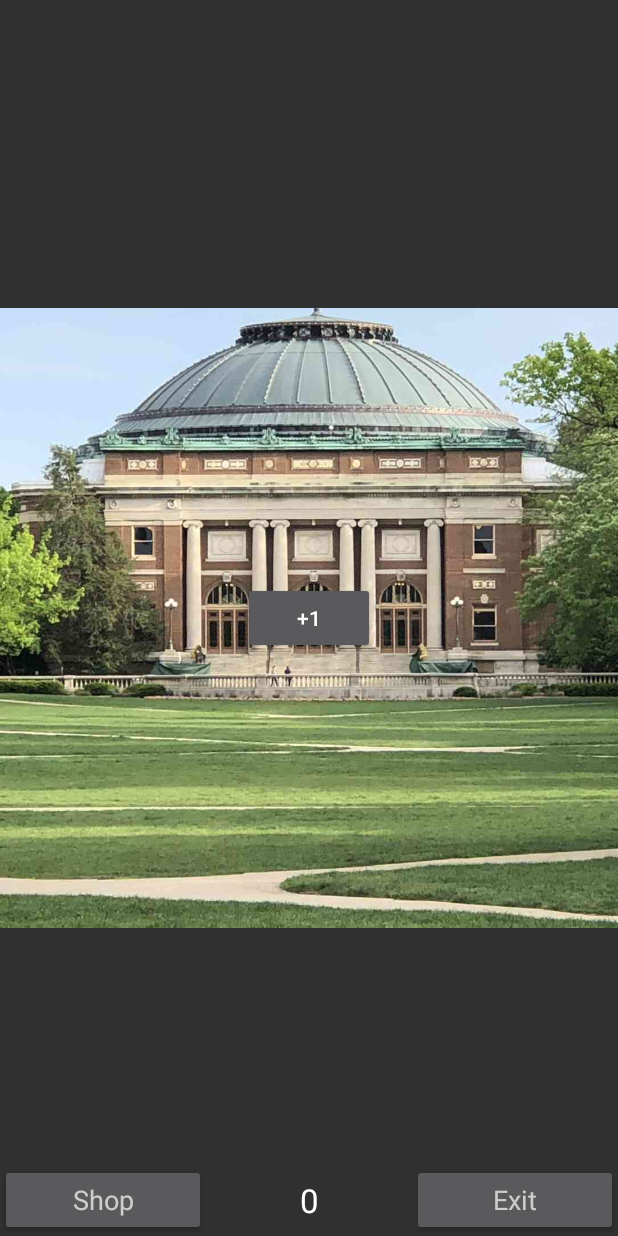
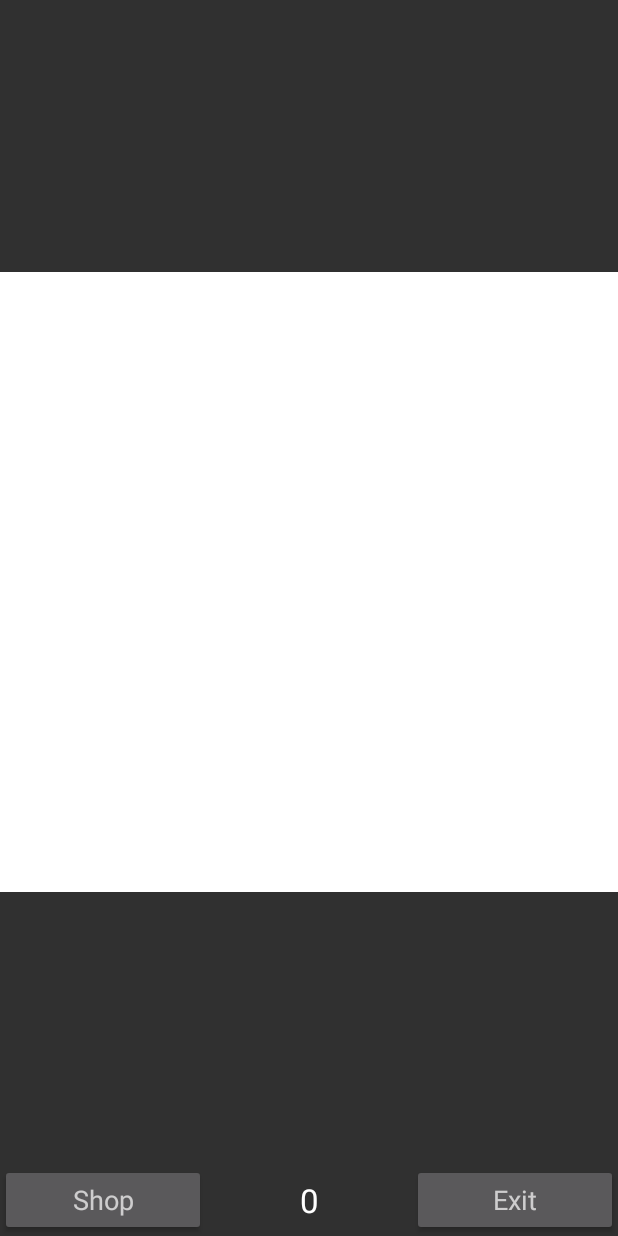
Before and after one commit to neelabh2/Shovel_Snow, an Android app: the screen it shows after launch (GameActivity), after a tap on "Start", on a phone screen of 412 x 824 dp. Run offline under Robolectric (Android 15) with nearby library versions, the phone set to English and light mode, and no system bars.

Commit message:
Game Functional

```diff
--- a/app/src/main/java/com/example/shovelsnow/Background.java
+++ b/app/src/main/java/com/example/shovelsnow/Background.java
@@ -1,6 +1,23 @@
 package com.example.shovelsnow;
 
+import android.graphics.Bitmap;
+
 public class Background extends ShopItem {
+
+    /**
+     * The resource file containing the image of the background.
+     */
+    private int resource;
+
+    /**
+     * How much effort it takes to clear this snow.
+     */
+    private int snowFall;
+
+    /**
+     * The snow overlay for this background.
+     */
+    private Snow snow;
 
     /**
      * Creates a new background.
@@ -8,9 +25,44 @@ public class Background extends ShopItem {
      * @param setDescription the background's description.
      * @param setPrice the background's price.
      * @param setState the background's state.
+     * @param setResource the resource file containing the image of
+     *                    the background.
+     * @param setSnow how difficult it will be to clear the snow.
      */
-    public Background(final String setName, final String setDescription,
-                  final int setPrice, final int setState) {
+    Background(final String setName, final String setDescription,
+                      final int setPrice, final int setState,
+                      final int setResource, final int setSnow) {
         super(setName, setDescription, setPrice, setState);
+        resource = setResource;
+        snowFall = setSnow;
+    }
+
+    /**
+     * Sets the bitmap of the backround and creates the snow.
+     * @param setBitmap the bitmap of the backround.
+     */
+    public void setBitmap(final Bitmap setBitmap) {
+        snow = new Snow(setBitmap);
+    }
+
+    /**
+     * @return the resource file containing the image of the background.
+     */
+    public int getResource() {
+        return resource;
+    }
+
+    /**
+     * @return the shoveling difficulty of this backround.
+     */
+    public int getSnowFall() {
+        return snowFall;
+    }
+
+    /**
+     * @return the snow of this bitmap.
+     */
+    public Snow getSnow() {
+        return snow;
     }
 }
--- a/app/src/main/java/com/example/shovelsnow/GameActivity.java
+++ b/app/src/main/java/com/example/shovelsnow/GameActivity.java
@@ -7,12 +7,9 @@ import android.graphics.Bitmap;
 import android.graphics.BitmapFactory;
 import android.media.MediaPlayer;
 import android.os.Bundle;
-import android.view.View;
 import android.widget.Button;
 import android.widget.ImageView;
 import android.widget.TextView;
-
-import static com.example.shovelsnow.ShopActivity.BACKGROUNDS;
 
 /**
  * Displays and allows the user to play the game.
@@ -32,6 +29,16 @@ public class GameActivity extends AppCompatActivity {
     private TextView scoreText;
 
     /**
+     * The ImageView that displays the background.
+     */
+    private ImageView background;
+
+    /**
+     * The ImageView that displays the snow.
+     */
+    private ImageView snow;
+
+    /**
      * Called by android when this activity is created.
      * @param savedInstanceState unused.
      */
@@ -40,33 +47,22 @@ public class GameActivity extends AppCompatActivity {
         super.onCreate(savedInstanceState);
         setContentView(R.layout.activity_game);
 
-        // Setup gameButton, shopButton, exitButton, and scoreText.
-        Button gameButton = findViewById(R.id.gameButton);
+        // Setup shopButton, exitButton, scoreText, and background.
         Button shopButton = findViewById(R.id.shopButton);
         Button exitButton = findViewById(R.id.exitButton);
         scoreText = findViewById(R.id.scoreText);
+        background = findViewById(R.id.backgroundImage);
 
         // Set onClickListeners for all buttons.
-        gameButton.setOnClickListener(unused -> gameButtonClicked());
         shopButton.setOnClickListener(unused -> shopButtonClicked());
         exitButton.setOnClickListener(unused -> exitButtonClicked());
 
-
+        //Setup the snow ImageView and its listeners.
+        snow = findViewById(R.id.snowImage);
+        snow.setOnClickListener(unused -> snowClicked());
 
         // Call updateUI to set initial UI.
         updateUI();
-
-        //switch this to whatever you call the snow ImageView
-        ImageView snow = findViewById(R.id.backgroundImage);
-
-        snow.setOnClickListener(new View.OnClickListener() {
-
-            @Override
-            public void onClick(final View v) {
-                MediaPlayer shovelSound = MediaPlayer.create(GameActivity.this, R.raw.snowshovel1);
-                shovelSound.start();
-            }
-        });
     }
 
     /**
@@ -104,31 +100,27 @@ public class GameActivity extends AppCompatActivity {
      * Updates the GameActivity UI.
      */
     private void updateUI() {
+        //Update the score.
         scoreText.setText(Integer.toString(score));
-        //change the background Image
-        ImageView background = findViewById(R.id.backgroundImage);
-        //make a list of background images
 
-        //one of these images is too large!
-        Integer[] listOfImages = {R.drawable.uiucbackground, R.drawable.cs125background, R.drawable.geoffbackground};
-
-        int index = 0;
-        for (Background backgroundItem : BACKGROUNDS) {
-            if (backgroundItem.getState() == ItemStatusID.EQUIPPED) {
-                Bitmap bImage = BitmapFactory.decodeResource(this.getResources(), listOfImages[index]);
-                background.setImageBitmap(bImage);
-                break;
-            }
-            index++;
-        }
+        //Change the background.
+        Bitmap bImage = BitmapFactory.decodeResource(this.getResources(),
+                ShopActivity.getBackroundResource());
+        background.setImageBitmap(bImage);
+        snow.setImageBitmap(ShopActivity.getSnowBitmap());
+        snow.setAlpha(ShopActivity.getSnowAlpha());
     }
 
     /**
-     * Increases score by the amount specified in ShopActivity when gameButton
-     * is clicked.
+     * Increases score and removes snow from the UI
+     * when the snow ImageView is clicked.
      */
-    private void gameButtonClicked() {
+    private void snowClicked() {
         score += ShopActivity.getPower();
+        MediaPlayer shovelSound = MediaPlayer.create(GameActivity.this,
+                R.raw.snowshovel1);
+        shovelSound.start();
+        ShopActivity.shovelSnow();
         updateUI();
     }
 
--- a/app/src/main/java/com/example/shovelsnow/MainActivity.java
+++ b/app/src/main/java/com/example/shovelsnow/MainActivity.java
@@ -3,6 +3,8 @@ package com.example.shovelsnow;
 import androidx.appcompat.app.AppCompatActivity;
 
 import android.content.Intent;
+import android.graphics.Bitmap;
+import android.graphics.BitmapFactory;
 import android.media.MediaPlayer;
 import android.os.Bundle;
 import android.widget.Button;
@@ -37,10 +39,14 @@ public class MainActivity extends AppCompatActivity {
         startButton.setOnClickListener(unused -> startButtonClicked());
         optionsButton.setOnClickListener(unused -> optionsButtonClicked());
 
-        //not sure why I can't reference R.raw
-
+        // Create the game music.
         titleMusic = MediaPlayer.create(this, R.raw.bensoundthelounge);
         titleMusic.start();
+
+        //Setup the bitmaps for the backgrounds and snow.
+        for (Background background : ShopActivity.getBackgrounds()) {
+            background.setBitmap(getBitmap(background.getResource()));
+        }
     }
 
     /**
@@ -56,4 +62,12 @@ public class MainActivity extends AppCompatActivity {
     private void optionsButtonClicked() {
         startActivity(new Intent(this, OptionsActivity.class));
     }
+
+    /**
+     * @param resource An image resource.
+     * @return The bitmap of that image resource.
+     */
+    private Bitmap getBitmap(final int resource) {
+        return BitmapFactory.decodeResource(this.getResources(), resource);
+    }
 }
--- a/app/src/main/java/com/example/shovelsnow/ShopActivity.java
+++ b/app/src/main/java/com/example/shovelsnow/ShopActivity.java
@@ -1,5 +1,6 @@
 package com.example.shovelsnow;
 
+import android.graphics.Bitmap;
 import android.os.Bundle;
 import android.view.View;
 import android.widget.Button;
@@ -31,11 +32,6 @@ public class ShopActivity extends AppCompatActivity {
     private LinearLayout backgroundsList;
 
     /**
-     * The user's current shoveling power.
-     */
-    private static int power = 1;
-
-    /**
      * An array of the shovels listed in the shop.
      */
     private static final Shovel[] SHOVELS = {
@@ -52,14 +48,24 @@ public class ShopActivity extends AppCompatActivity {
     /**
      * An array of the backgrounds listed in the shop.
      */
-    public static final Background[] BACKGROUNDS = {
+    private static final Background[] BACKGROUNDS = {
             new Background("The Quad", "x1 snowfall",
-                    0, 2),
+                    0, 2, R.drawable.uiucbackground, 1),
             new Background("CS 125", "x10 snowfall",
-                    100, 0),
+                    100, 0, R.drawable.cs125background, 10),
             new Background("Challen", "x100 snowfall",
-                    10000, 0)
+                    10000, 0, R.drawable.geoffbackground, 100)
     };
+
+    /**
+     * The user's current shovel.
+     */
+    private static Shovel currentShovel = SHOVELS[0];
+
+    /**
+     * The current game background.
+     */
+    private static Background currentBackground = BACKGROUNDS[0];
 
     /**
      * Called by android when this activity is created.
@@ -89,7 +95,43 @@ public class ShopActivity extends AppCompatActivity {
      * @return the current shovel power.
      */
     public static int getPower() {
-        return power;
+        return currentShovel.getShovelPower();
+    }
+
+    /**
+     * @return the current background resource file.
+     */
+    public static int getBackroundResource() {
+        return currentBackground.getResource();
+    }
+
+    /**
+     * @return the current snow bitmap.
+     */
+    public static Bitmap getSnowBitmap() {
+        return currentBackground.getSnow().getBitmap();
+    }
+
+    /**
+     * @return the current snow alpha level.
+     */
+    public static int getSnowAlpha() {
+        return currentBackground.getSnow().getAlpha();
+    }
+
+    /**
+     * Reduces the alpha level of the snow.
+     */
+    public static void shovelSnow() {
+        currentBackground.getSnow().shovelSnow(currentShovel.getShovelPower(),
+                currentBackground.getSnowFall());
+    }
+
+    /**
+     * @return the list of backgrounds.
+     */
+    public static Background[] getBackgrounds() {
+        return BACKGROUNDS;
     }
 
     /**
@@ -129,7 +171,7 @@ public class ShopActivity extends AppCompatActivity {
             } else if (shovel.getState() == ItemStatusID.EQUIPPED) {
                 buyButton.setText("In Use");
                 //Set the current shovel power.
-                power = shovel.getShovelPower();
+                currentShovel = shovel;
             }
 
             //Add the shovelChunk to the shovelsList.
@@ -159,6 +201,8 @@ public class ShopActivity extends AppCompatActivity {
                         equipButtonClicked(background));
             } else if (background.getState() == ItemStatusID.EQUIPPED) {
                 buyButton.setText("In Use");
+                //Set the current background resource file.
+                currentBackground = background;
             }
 
             //Add the background chunk to the backgroundsList.
--- a/app/src/main/java/com/example/shovelsnow/Shovel.java
+++ b/app/src/main/java/com/example/shovelsnow/Shovel.java
@@ -15,7 +15,7 @@ public class Shovel extends ShopItem {
      * @param setState the shovel's state.
      * @param setShovelPower the shovel's power.
      */
-    public Shovel(final String setName, final String setDescription,
+    Shovel(final String setName, final String setDescription,
                   final int setPrice, final int setState,
                   final int setShovelPower) {
         super(setName, setDescription, setPrice, setState);
--- /dev/null
+++ b/app/src/main/java/com/example/shovelsnow/Snow.java
@@ -0,0 +1,64 @@
+package com.example.shovelsnow;
+
+import android.graphics.Bitmap;
+import android.graphics.Color;
+
+/**
+ * Class for handling the snow overlay and clicking to shovel snow.
+ */
+public class Snow {
+
+    /**
+     * The background bitmap for this snow overlay.
+     */
+    private Bitmap background;
+
+    /**
+     * The bitmap for this snow overlay.
+     */
+    private Bitmap bitmap;
+
+    /**
+     * The alpha level of this snow.
+     */
+    private int alpha = 255;
+
+    /**
+     * Creates a new bitmap for the snow overlay for a particular background.
+     * @param setBackground the background for this snow overlay.
+     */
+    Snow(final Bitmap setBackground) {
+        background = setBackground;
+
+        // Create the bitmap.
+        int width = background.getWidth();
+        int height = background.getHeight();
+        bitmap = Bitmap.createBitmap(width, height, Bitmap.Config.ARGB_8888);
+        bitmap.eraseColor(Color.WHITE);
+    }
+
+    /**
+     * @return the bitmap for the snow.
+     */
+    public Bitmap getBitmap() {
+        return bitmap;
+    }
+
+    /**
+     * @return this snow's alpha level.
+     */
+    public int getAlpha() {
+        return alpha;
+    }
+
+    /**
+     * @param shovelPower the power of the user's shovel.
+     * @param snowFall how difficult shoveling is.
+     */
+    public void shovelSnow(final int shovelPower, final int snowFall) {
+        alpha -= shovelPower / snowFall;
+        if (alpha < 0) {
+            alpha = 0;
+        }
+    }
+}
--- a/app/src/main/res/layout/activity_game.xml
+++ b/app/src/main/res/layout/activity_game.xml
@@ -8,25 +8,24 @@
 
     <ImageView
         android:id="@+id/backgroundImage"
-        android:layout_width="wrap_content"
-        android:layout_height="wrap_content"
-        app:layout_constraintBottom_toBottomOf="parent"
+        android:layout_width="0dp"
+        android:layout_height="0dp"
+        app:layout_constraintBottom_toTopOf="@+id/linearLayout3"
         app:layout_constraintEnd_toEndOf="parent"
         app:layout_constraintStart_toStartOf="parent"
-        app:layout_constraintTop_toTopOf="parent"
-        app:srcCompat="@drawable/geoffbackground" />
+        app:layout_constraintTop_toTopOf="parent" />
 
-    <Button
-        android:id="@+id/gameButton"
-        android:layout_width="wrap_content"
-        android:layout_height="wrap_content"
-        android:text="+1"
-        app:layout_constraintBottom_toBottomOf="parent"
+    <ImageView
+        android:id="@+id/snowImage"
+        android:layout_width="0dp"
+        android:layout_height="0dp"
+        app:layout_constraintBottom_toTopOf="@+id/linearLayout3"
         app:layout_constraintEnd_toEndOf="parent"
         app:layout_constraintStart_toStartOf="parent"
         app:layout_constraintTop_toTopOf="parent" />
 
     <LinearLayout
+        android:id="@+id/linearLayout3"
         android:layout_width="0dp"
         android:layout_height="wrap_content"
         android:orientation="horizontal"
--- a/build.gradle
+++ b/build.gradle
@@ -7,7 +7,7 @@ buildscript {
 
     }
     dependencies {
-        classpath 'com.android.tools.build:gradle:3.5.2'
+        classpath 'com.android.tools.build:gradle:3.5.3'
 
         // NOTE: Do not place your application dependencies here; they belong
         // in the individual module build.gradle files
```
Also changed, not shown: app/src/main/java/com/example/shovelsnow/OptionsActivity.java (+50 -18 lines), app/src/main/res/layout/activity_options.xml (+7 -0 lines).
